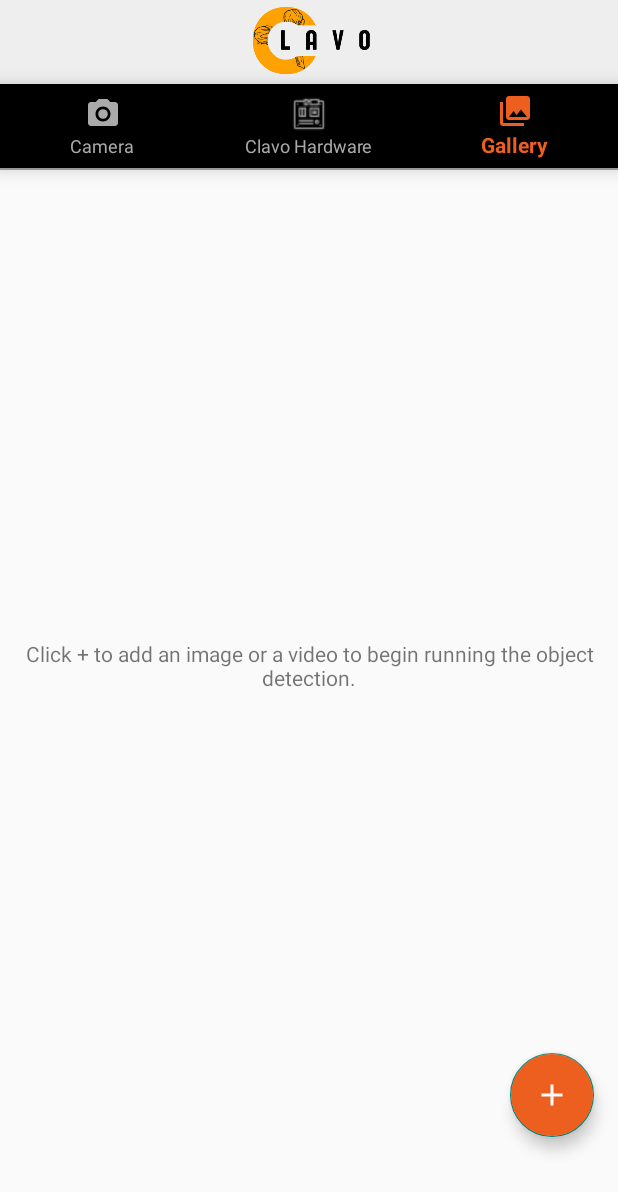
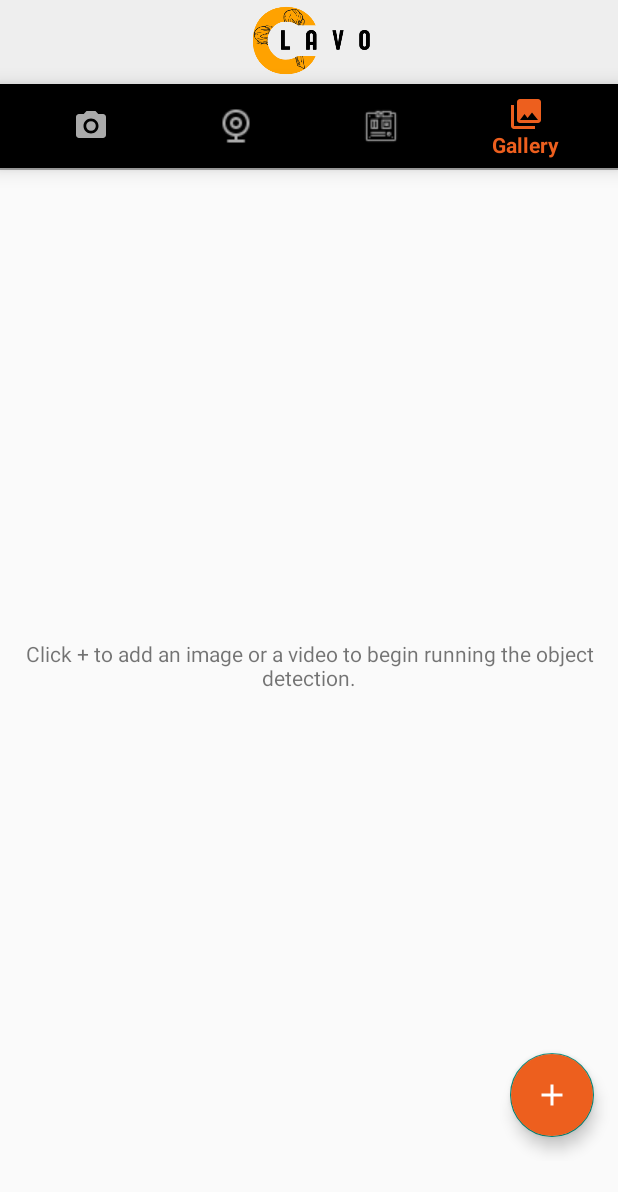
Before and after one commit to Jojo297/Clavo, an Android app: the GalleryFragment screen opened through its navigation route, on a phone screen of 412 x 824 dp. Shown: the top 1192 px of the screen. Run offline under Robolectric (Android 15) with nearby library versions, the phone set to English and light mode, and no system bars; libraries missing offline, so code that uses them is left out: androidx.camera.core, androidx.camera.lifecycle; 7 statements that could not run were skipped.

Commit message:
[DEVELOPMENT] adding new section and new navigation for webcam

```diff
--- a/app/src/main/java/com/google/mediapipe/examples/objectdetection/MainViewModel.kt
+++ b/app/src/main/java/com/google/mediapipe/examples/objectdetection/MainViewModel.kt
@@ -26,7 +26,7 @@ class MainViewModel : ViewModel() {
         ObjectDetectorHelper.THRESHOLD_DEFAULT
     private var _maxResults: Int =
         ObjectDetectorHelper.MAX_RESULTS_DEFAULT
-    private var _model: Int = ObjectDetectorHelper.MODEL_EFFICIENTDETV0
+    private var _model: Int = ObjectDetectorHelper.efficientdet_lite2_cengkeh_V2
 
     val currentDelegate: Int get() = _delegate
     val currentThreshold: Float get() = _threshold
--- a/app/src/main/res/menu/menu_bottom_nav.xml
+++ b/app/src/main/res/menu/menu_bottom_nav.xml
@@ -21,9 +21,14 @@
         android:title="@string/menu_camera" />
 
     <item
+        android:id="@id/webcam_fragment"
+        android:icon="@drawable/webcam"
+        android:title="@string/webcam" />
+
+    <item
         android:id="@+id/stream_fragment"
         android:icon="@drawable/icons8_motherboard_24"
-        android:title="Clavo Hardware" />
+        android:title="@string/clavo_hardware" />
 
     <item
         android:id="@id/gallery_fragment"
--- a/app/src/main/res/navigation/nav_graph.xml
+++ b/app/src/main/res/navigation/nav_graph.xml
@@ -64,5 +64,11 @@
         android:name="com.google.mediapipe.examples.objectdetection.fragments.StreamFragment"
         android:label="StreamFragment" />
 
+    <!-- Stream Fragment (Webcam) -->
+    <fragment
+        android:id="@+id/webcam_fragment"
+        android:name="com.google.mediapipe.examples.objectdetection.fragments.WebcamFragment"
+        android:label="WebcamFragment" />
+
 
 </navigation>
--- a/app/src/main/res/values/strings.xml
+++ b/app/src/main/res/values/strings.xml
@@ -35,6 +35,8 @@
     <string name="label_delegate">Delegate</string>
     <string name="label_models">ML Model</string>
     <string name="menu_camera">Camera</string>
+    <string name="webcam">Webcam</string>
+    <string name="clavo_hardware">Clavo Hardware</string>
     <string name="menu_gallery">Gallery</string>
     <string name="tv_gallery_placeholder">Click + to add an image or a video
         to begin running the object detection.</string>
```
Also changed, not shown: app/src/main/java/com/google/mediapipe/examples/objectdetection/fragments/WebcamFragment.kt (added, +21 -0 lines), app/src/main/res/drawable/webcam.png (added), 2 other files.
